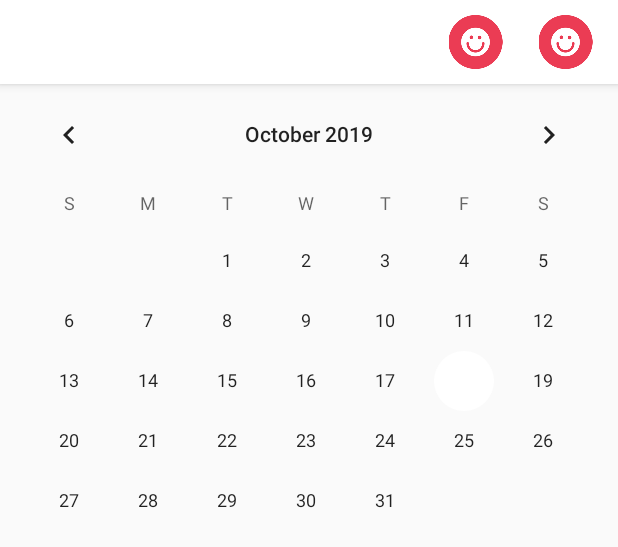
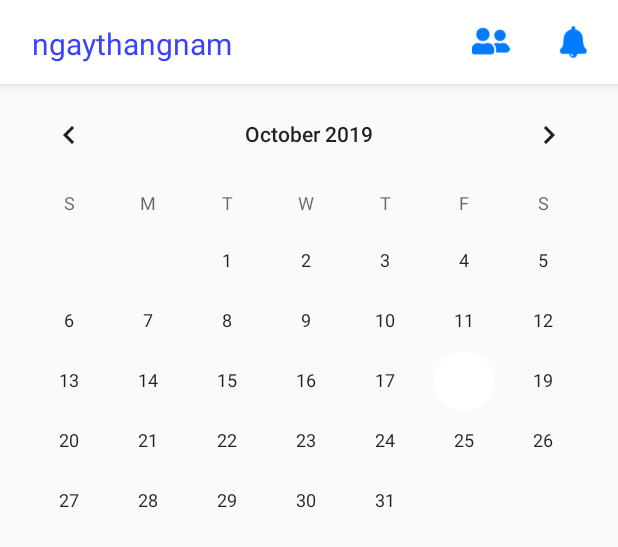
Before and after one commit to sonnvph06390/LichViet, an Android app: the layout su_kien_fragment.xml on its own in the app's theme, with its tools: preview values and no code run, on a phone screen of 412 x 824 dp. Shown: the top 547 px of the screen. Run offline under Robolectric (Android 15) with nearby library versions, the phone set to English and light mode, and no system bars.

Commit message:
update icon bell and friend _ phuong

```diff
--- a/app/src/main/java/com/thuanthanh/lichviet/activity/MainActivity.java
+++ b/app/src/main/java/com/thuanthanh/lichviet/activity/MainActivity.java
@@ -21,7 +21,11 @@ import com.thuanthanh.lichviet.R;
 
 import com.thuanthanh.lichviet.fragment.HomeFragment;
 import com.thuanthanh.lichviet.fragment.LichVN_Fragment;
+
 import com.thuanthanh.lichviet.fragment.TuviFragment;
+
+import com.thuanthanh.lichviet.fragment.SuKiennFragment;
+
 
 public class MainActivity extends BaseActivity {
     private BottomNavigationView bottomnavigation;
@@ -54,7 +58,9 @@ public class MainActivity extends BaseActivity {
                     loadFragment( fragment);
                     return  true;
                 case R.id.nav_event:
-
+                    fragment = new SuKiennFragment();
+                    loadFragment(fragment);
+                    return  true;
                 case R.id.nav_tuvi:
                     fragment=new TuviFragment();
                     loadFragment(fragment);
--- a/app/src/main/res/layout/app_bar_su_kien.xml
+++ b/app/src/main/res/layout/app_bar_su_kien.xml
@@ -22,7 +22,7 @@
                 android:id="@+id/toolbar_main"
                 android:layout_width="match_parent"
                 android:layout_height="?attr/actionBarSize"
-                android:background="?attr/colorPrimary"
+                android:background="#fff"
                 app:layout_scrollFlags="scroll|enterAlways"
                 app:popupTheme="@style/AppTheme.PopupOverlay">
 
@@ -33,7 +33,9 @@
 
                     <TextView
                         android:id="@+id/tvthangnam"
+                        android:textColor="@color/colorBlue"
                         android:layout_marginTop="15dp"
+                        android:layout_marginLeft="5dp"
                         android:layout_width="wrap_content"
                         android:layout_height="wrap_content"
                         android:textSize="20dp"
@@ -41,22 +43,22 @@
 
                     <ImageView
                         android:id="@+id/imgBell"
-                        android:layout_width="50dp"
-                        android:layout_height="50dp"
+                        android:layout_width="30dp"
+                        android:layout_height="30dp"
                         android:layout_alignParentEnd="true"
                         android:layout_alignParentRight="true"
-                        android:layout_margin="10dp"
-                        android:src="@drawable/sukien_viechy" />
+                        android:layout_margin="15dp"
+                        android:src="@drawable/btn_thongbao" />
 
                     <ImageView
-                        android:layout_width="50dp"
-                        android:layout_height="50dp"
+                        android:layout_width="30dp"
+                        android:layout_height="30dp"
                         android:layout_alignParentRight="true"
                         android:layout_marginRight="70dp"
-                        android:layout_marginTop="10dp"
-                        android:layout_marginBottom="10dp"
-                        android:layout_marginLeft="10dp"
-                        android:src="@drawable/sukien_viechy" />
+                        android:layout_marginTop="15dp"
+                        android:layout_marginBottom="15dp"
+                        android:layout_marginLeft="15dp"
+                        android:src="@drawable/btn_danhsachban" />
 
 
                 </RelativeLayout>
--- a/app/src/main/res/layout/su_kien_fragment.xml
+++ b/app/src/main/res/layout/su_kien_fragment.xml
@@ -6,6 +6,7 @@
     android:layout_height="match_parent"
     android:id="@+id/drawer_layout"
     tools:openDrawer="start"
+    android:fitsSystemWindows="true"
     tools:context=".fragment.SuKiennFragment">
 
     <include
@@ -17,6 +18,7 @@
 
     <com.google.android.material.navigation.NavigationView
         android:id="@+id/nav_view"
+        android:fitsSystemWindows="true"
         android:layout_width="wrap_content"
         android:layout_height="match_parent"
         android:layout_gravity="start"
```
Also changed, not shown: app/src/main/res/drawable-hdpi/btn_danhsachban.png (added), app/src/main/res/drawable-hdpi/btn_thongbao.png (added), app/src/main/res/drawable-mdpi/btn_danhsachban.png (added), app/src/main/res/drawable-mdpi/btn_thongbao.png (added), app/src/main/res/drawable-xhdpi/btn_danhsachban.png (added), app/src/main/res/drawable-xhdpi/btn_thongbao.png (added), app/src/main/res/drawable-xxhdpi/btn_danhsachban.png (added), app/src/main/res/drawable-xxhdpi/btn_thongbao.png (added), app/src/main/res/drawable-xxxhdpi/btn_danhsachban.png (added), app/src/main/res/drawable-xxxhdpi/btn_thongbao.png (added).
